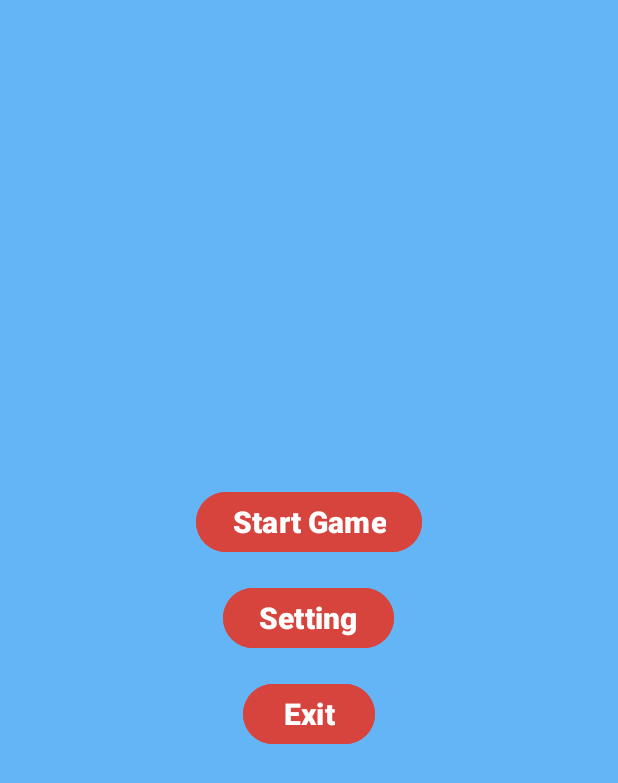
After one commit to danielgerbi7/HW-Android, an Android app: the layout activity_menu.xml on its own in the app's theme, with its tools: preview values and no code run, on a phone screen of 412 x 824 dp. The commit adds this screen. Shown: the top 783 px of the screen. Run offline under Robolectric (Android 15) with nearby library versions, the phone set to English and light mode, and no system bars.

Commit message:
Added menu

```diff
--- a/app/src/main/java/com/example/hw1_daniel_gerbi/utilities/Constants.kt
+++ b/app/src/main/java/com/example/hw1_daniel_gerbi/utilities/Constants.kt
@@ -5,6 +5,8 @@ class Constants {
     object BundleKeys{
         const val STATUS_KEY :String = "STATUS_KEY"
         const val SCORE_KEY :String = "SCORE_KEY"
+        const val SPEED_KEY :String = "SPEED_KEY"
+        const val SENSOR_CONTROL_KEY = "SENSOR_CONTROL_KEY"
     }
 
     object GameLogic {
--- /dev/null
+++ b/app/src/main/res/layout/activity_menu.xml
@@ -0,0 +1,39 @@
+<?xml version="1.0" encoding="utf-8"?>
+<LinearLayout xmlns:android="http://schemas.android.com/apk/res/android"
+    android:layout_width="match_parent"
+    android:layout_height="match_parent"
+    android:orientation="vertical"
+    android:gravity="center"
+    android:background ="@color/blue" >
+
+    <com.google.android.material.button.MaterialButton
+        android:id="@+id/menu_BTN_start"
+        android:layout_width="wrap_content"
+        android:layout_height="wrap_content"
+        android:text="@string/startGame_string"
+        android:textStyle="bold"
+        android:textSize="@dimen/text_size"
+        android:backgroundTint="@color/red"
+        android:layout_marginBottom="@dimen/default_margin" />
+
+
+
+    <com.google.android.material.button.MaterialButton
+        android:id="@+id/menu_BTN_settings"
+        android:layout_width="wrap_content"
+        android:layout_height="wrap_content"
+        android:text="@string/string_setting"
+        android:textStyle="bold"
+        android:textSize="@dimen/text_size"
+        android:backgroundTint="@color/red"
+        android:layout_marginBottom="@dimen/default_margin" />
+
+    <com.google.android.material.button.MaterialButton
+        android:id="@+id/menu_BTN_exit"
+        android:layout_width="wrap_content"
+        android:layout_height="wrap_content"
+        android:textStyle="bold"
+        android:textSize="@dimen/text_size"
+        android:backgroundTint="@color/red"
+        android:text="@string/string_exit" />
+</LinearLayout>
--- a/app/src/main/res/mipmap-anydpi/ic_launcher.xml
+++ /dev/null
@@ -1,6 +0,0 @@
-<?xml version="1.0" encoding="utf-8"?>
-<adaptive-icon xmlns:android="http://schemas.android.com/apk/res/android">
-    <background android:drawable="@drawable/ic_launcher_background" />
-    <foreground android:drawable="@drawable/ic_launcher_foreground" />
-    <monochrome android:drawable="@drawable/ic_launcher_foreground" />
-</adaptive-icon>
--- a/app/src/main/res/mipmap-anydpi/ic_launcher_round.xml
+++ /dev/null
@@ -1,6 +0,0 @@
-<?xml version="1.0" encoding="utf-8"?>
-<adaptive-icon xmlns:android="http://schemas.android.com/apk/res/android">
-    <background android:drawable="@drawable/ic_launcher_background" />
-    <foreground android:drawable="@drawable/ic_launcher_foreground" />
-    <monochrome android:drawable="@drawable/ic_launcher_foreground" />
-</adaptive-icon>
--- a/app/src/main/res/values/dimens.xml
+++ b/app/src/main/res/values/dimens.xml
@@ -11,4 +11,5 @@
     <dimen name="margin_bottom_player">120dp</dimen>
     <dimen name="default_margin_cake">20dp</dimen>
     <dimen name="cake_size">40dp</dimen>
+    <dimen name="text_size">20sp</dimen>
 </resources>
--- a/app/src/main/res/values/strings.xml
+++ b/app/src/main/res/values/strings.xml
@@ -2,4 +2,17 @@
     <string name="app_name">HW1_Daniel_Gerbi</string>
     <string name="left">left</string>
     <string name="right">right</string>
+    <string name="toggle_string">Sensors:  </string>
+    <string name="startGame_string">Start Game</string>
+    <string name="string_exit">Exit</string>
+    <string name="string_speed">Speed :</string>
+    <string name="string_setting">Setting</string>
+    <string name="string_cancel">Cancel</string>
+    <string name="save_changes">Save Changes</string>
+
+    <string-array name="Speed">
+        <item>Slow</item>
+        <item>Normal</item>
+        <item>Fast</item>
+    </string-array>
 </resources>
```
Also changed, not shown: app/src/main/java/com/example/hw1_daniel_gerbi/MenuActivity.kt (added, +69 -0 lines), app/src/main/java/com/example/hw1_daniel_gerbi/SettingsActivity.kt (added, +61 -0 lines), app/src/main/res/layout/activity_settings.xml (added, +57 -0 lines).
